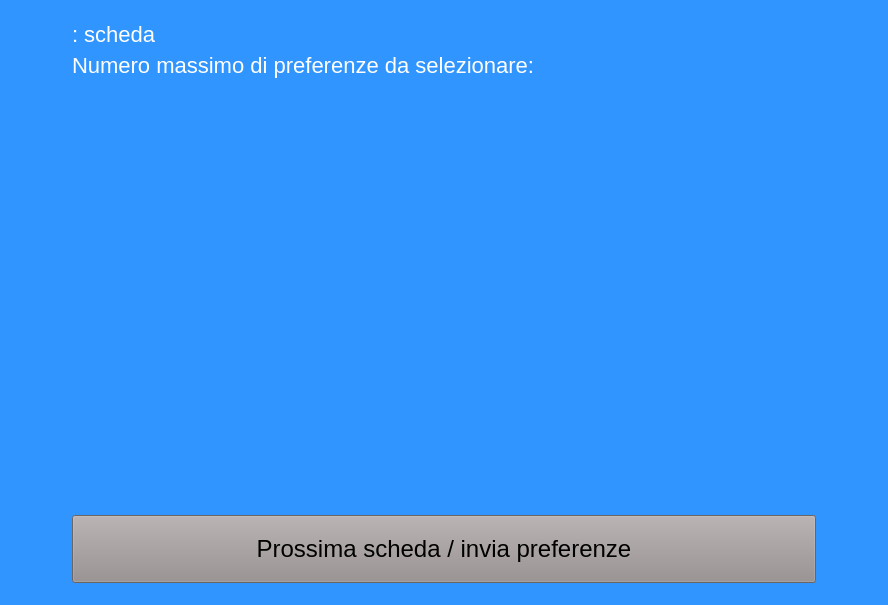
First picture: the form in mainwindowpv.ui, repository giuseppedifatta/sistemaPostazioneVoto, before the edit.
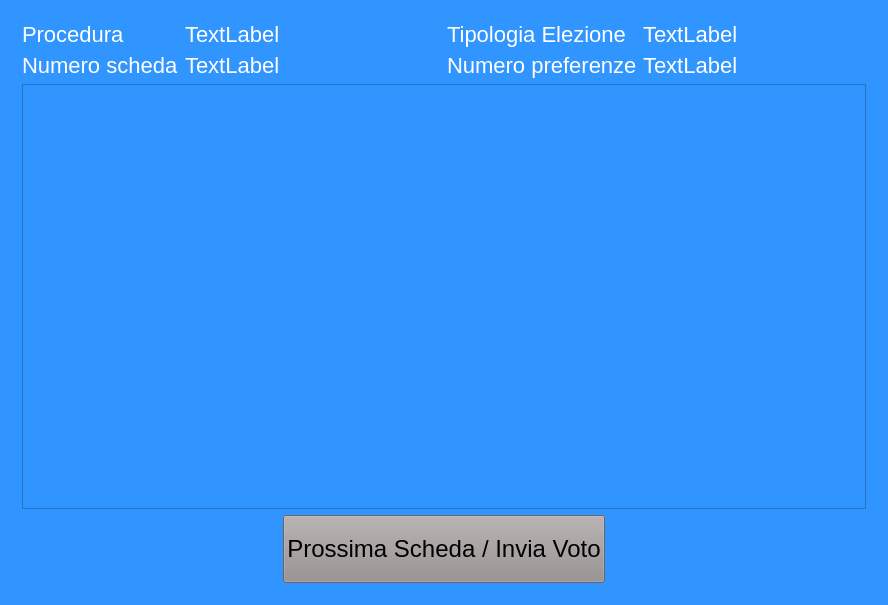
Second picture: the form after the edit. The open tabs and pages were chosen to show the change.

Commit message: visualizzazione schede di voto e selezione candidati con controllo sul numero di preferenze massimo

What changed in the file:
```diff
--- a/mainwindowpv.ui
+++ b/mainwindowpv.ui
@@ -39,7 +39,7 @@
 }
 </string>
    </property>
-   <layout class="QVBoxLayout" name="verticalLayout">
+   <layout class="QHBoxLayout" name="horizontalLayout_6">
     <item>
      <widget class="QStackedWidget" name="stackedWidget">
       <property name="currentIndex">
@@ -202,53 +202,115 @@
        </layout>
       </widget>
       <widget class="QWidget" name="compilazioneSchede_page">
-       <layout class="QVBoxLayout" name="verticalLayout_9">
+       <layout class="QVBoxLayout" name="verticalLayout">
         <item>
-         <layout class="QVBoxLayout" name="verticalLayout_8">
-          <property name="leftMargin">
-           <number>50</number>
-          </property>
-          <property name="rightMargin">
-           <number>50</number>
-          </property>
+         <layout class="QHBoxLayout" name="horizontalLayout_8" stretch="1,1">
           <item>
-           <layout class="QHBoxLayout" name="horizontalLayout_5">
-            <item>
-             <layout class="QFormLayout" name="schedaVoto_formLayout">
-              <item row="0" column="0" colspan="2">
-               <widget class="QLabel" name="descrizioneProcedura_label">
-                <property name="text">
-                 <string>&lt;Descrizione procedura di voto&gt;: scheda &lt;codiceScheda&gt;</string>
-                </property>
-               </widget>
-              </item>
-              <item row="1" column="0" colspan="2">
-               <widget class="QLabel" name="numPreferenze_label">
-                <property name="text">
-                 <string>Numero massimo di preferenze da selezionare: &lt;num. preferenze&gt;</string>
-                </property>
-               </widget>
-              </item>
-              <item row="2" column="0">
-               <layout class="QFormLayout" name="preferenzeScheda_formLayout"/>
-              </item>
-             </layout>
+           <layout class="QFormLayout" name="formLayout_5">
+            <item row="0" column="0">
+             <widget class="QLabel" name="label_procedura">
+              <property name="text">
+               <string>Procedura</string>
+              </property>
+             </widget>
             </item>
+            <item row="1" column="0">
+             <widget class="QLabel" name="label_numeroScheda">
+              <property name="text">
+               <string>Numero scheda</string>
+              </property>
+             </widget>
+            </item>
+            <item row="0" column="1">
+             <widget class="QLabel" name="label_procedura_value">
+              <property name="text">
+               <string>TextLabel</string>
+              </property>
+             </widget>
+            </item>
+            <item row="1" column="1">
+             <widget class="QLabel" name="label_numeroSchedaValue">
+              <property name="text">
+               <string>TextLabel</string>
+              </property>
+             </widget>
+            </item>
            </layout>
           </item>
           <item>
-           <layout class="QHBoxLayout" name="horizontalLayout_6">
-            <item>
-             <widget class="QPushButton" name="pushButton">
+           <layout class="QFormLayout" name="formLayout_7">
+            <item row="0" column="0">
+             <widget class="QLabel" name="label_tipologiaElezione">
               <property name="text">
-               <string>Prossima scheda / invia preferenze</string>
+               <string>Tipologia Elezione</string>
               </property>
              </widget>
             </item>
+            <item row="0" column="1">
+             <widget class="QLabel" name="label_tipologiaElezioneValue">
+              <property name="text">
+               <string>TextLabel</string>
+              </property>
+             </widget>
+            </item>
+            <item row="1" column="0">
+             <widget class="QLabel" name="label_numeroPreferenze">
+              <property name="text">
+               <string>Numero preferenze</string>
+              </property>
+             </widget>
+            </item>
+            <item row="1" column="1">
+             <widget class="QLabel" name="label_numeroPreferenzeValue">
+              <property name="text">
+               <string>TextLabel</string>
+              </property>
+             </widget>
+            </item>
            </layout>
           </item>
          </layout>
         </item>
+        <item>
+         <widget class="QListWidget" name="listWidget_scheda"/>
+        </item>
+        <item>
+         <layout class="QHBoxLayout" name="horizontalLayout_5">
+          <item>
+           <spacer name="horizontalSpacer">
+            <property name="orientation">
+             <enum>Qt::Horizontal</enum>
+            </property>
+            <property name="sizeHint" stdset="0">
+             <size>
+              <width>40</width>
+              <height>20</height>
+             </size>
+            </property>
+           </spacer>
+          </item>
+          <item>
+           <widget class="QPushButton" name="pushButton_nextSend">
+            <property name="text">
+             <string>Prossima Scheda / Invia Voto</string>
+            </property>
+           </widget>
+          </item>
+          <item>
+           <spacer name="horizontalSpacer_2">
+            <property name="orientation">
+             <enum>Qt::Horizontal</enum>
+            </property>
+            <property name="sizeHint" stdset="0">
+             <size>
+              <width>40</width>
+              <height>20</height>
+             </size>
+            </property>
+           </spacer>
+          </item>
+         </layout>
+        </item>
        </layout>
       </widget>
       <widget class="QWidget" name="votoInviato_page">
```
Left out of the diff: 2 changed lines with no effect on the pictures. The commit also changes 7 other files.
